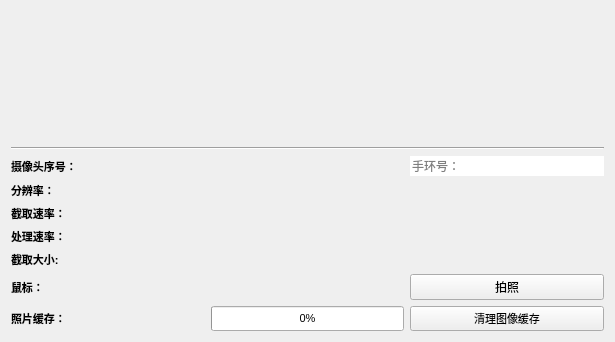
Old version of the form CameraView.ui in the repository Epicwow/eye; both pictures show x 0 to 615 and y 273 to 615 of the 615 by 615 pixel window.
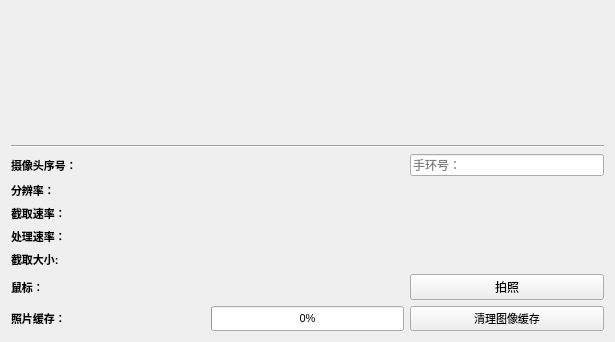
New version of the form. Custom widgets are drawn as their Qt base class.

Commit message:
关闭数据库
添加关闭数据库代码

What changed in the file:
```diff
--- a/CameraView.ui
+++ b/CameraView.ui
@@ -89,7 +89,7 @@
      <item row="0" column="2">
       <widget class="QLineEdit" name="lineEditReceipt">
        <property name="frame">
-        <bool>false</bool>
+        <bool>true</bool>
        </property>
        <property name="placeholderText">
         <string>手环号：</string>
```
Left out of the diff: 3 changed lines with no effect on the pictures. The commit also changes 1 other file.
